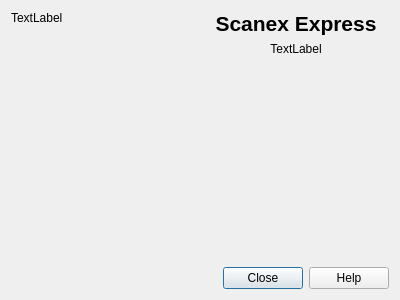
The window that aboutdialogbase.ui (nextgis/qgis_scanex_express) describes before a commit, drawn with Qt 5.
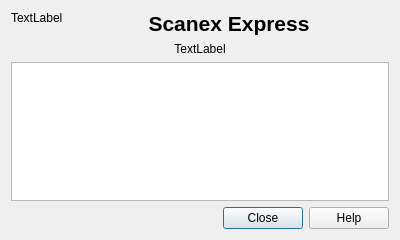
The same window after the commit.

Commit message: update about dialog

```diff
--- a/aboutdialogbase.ui
+++ b/aboutdialogbase.ui
@@ -7,21 +7,15 @@
     <x>0</x>
     <y>0</y>
     <width>400</width>
-    <height>300</height>
+    <height>240</height>
    </rect>
   </property>
   <property name="windowTitle">
    <string>About Scanex Express</string>
   </property>
-  <layout class="QGridLayout" name="gridLayout">
-   <item row="0" column="0" rowspan="2">
+  <layout class="QGridLayout" name="gridLayout" columnstretch="0,5">
+   <item row="0" column="0">
     <widget class="QLabel" name="lblLogo">
-     <property name="sizePolicy">
-      <sizepolicy hsizetype="Preferred" vsizetype="Preferred">
-       <horstretch>0</horstretch>
-       <verstretch>0</verstretch>
-      </sizepolicy>
-     </property>
      <property name="text">
       <string>TextLabel</string>
      </property>
@@ -36,15 +30,15 @@
       <string>&lt;!DOCTYPE HTML PUBLIC &quot;-//W3C//DTD HTML 4.0//EN&quot; &quot;http://www.w3.org/TR/REC-html40/strict.dtd&quot;&gt;
 &lt;html&gt;&lt;head&gt;&lt;meta name=&quot;qrichtext&quot; content=&quot;1&quot; /&gt;&lt;style type=&quot;text/css&quot;&gt;
 p, li { white-space: pre-wrap; }
-&lt;/style&gt;&lt;/head&gt;&lt;body style=&quot; font-family:'Droid Sans'; font-size:11pt; font-weight:400; font-style:normal;&quot;&gt;
-&lt;p style=&quot; margin-top:0px; margin-bottom:0px; margin-left:0px; margin-right:0px; -qt-block-indent:0; text-indent:0px;&quot;&gt;&lt;span style=&quot; font-size:16pt; font-weight:600;&quot;&gt;Scanex Express&lt;/span&gt;&lt;/p&gt;&lt;/body&gt;&lt;/html&gt;</string>
+&lt;/style&gt;&lt;/head&gt;&lt;body style=&quot; font-family:'Droid Sans'; font-size:8pt; font-weight:400; font-style:normal;&quot;&gt;
+&lt;p align=&quot;center&quot; style=&quot; margin-top:0px; margin-bottom:0px; margin-left:0px; margin-right:0px; -qt-block-indent:0; text-indent:0px;&quot;&gt;&lt;span style=&quot; font-size:16pt; font-weight:600;&quot;&gt;Scanex Express&lt;/span&gt;&lt;/p&gt;&lt;/body&gt;&lt;/html&gt;</string>
      </property>
      <property name="alignment">
       <set>Qt::AlignCenter</set>
      </property>
     </widget>
    </item>
-   <item row="1" column="1">
+   <item row="1" column="0" colspan="2">
     <widget class="QLabel" name="lblVersion">
      <property name="text">
       <string>TextLabel</string>
@@ -65,53 +59,7 @@
     </widget>
    </item>
    <item row="2" column="0" colspan="2">
-    <widget class="QTextEdit" name="textEdit">
-     <property name="palette">
-      <palette>
-       <active>
-        <colorrole role="Base">
-         <brush brushstyle="SolidPattern">
-          <color alpha="0">
-           <red>0</red>
-           <green>0</green>
-           <blue>0</blue>
-          </color>
-         </brush>
-        </colorrole>
-       </active>
-       <inactive>
-        <colorrole role="Base">
-         <brush brushstyle="SolidPattern">
-          <color alpha="0">
-           <red>0</red>
-           <green>0</green>
-           <blue>0</blue>
-          </color>
-         </brush>
-        </colorrole>
-       </inactive>
-       <disabled>
-        <colorrole role="Base">
-         <brush brushstyle="SolidPattern">
-          <color alpha="255">
-           <red>255</red>
-           <green>255</green>
-           <blue>255</blue>
-          </color>
-         </brush>
-        </colorrole>
-       </disabled>
-      </palette>
-     </property>
-     <property name="autoFillBackground">
-      <bool>true</bool>
-     </property>
-     <property name="frameShape">
-      <enum>QFrame::NoFrame</enum>
-     </property>
-     <property name="frameShadow">
-      <enum>QFrame::Plain</enum>
-     </property>
+    <widget class="QTextBrowser" name="textBrowser">
      <property name="readOnly">
       <bool>true</bool>
      </property>
@@ -119,8 +67,11 @@
       <string>&lt;!DOCTYPE HTML PUBLIC &quot;-//W3C//DTD HTML 4.0//EN&quot; &quot;http://www.w3.org/TR/REC-html40/strict.dtd&quot;&gt;
 &lt;html&gt;&lt;head&gt;&lt;meta name=&quot;qrichtext&quot; content=&quot;1&quot; /&gt;&lt;style type=&quot;text/css&quot;&gt;
 p, li { white-space: pre-wrap; }
-&lt;/style&gt;&lt;/head&gt;&lt;body style=&quot; font-family:'Droid Sans'; font-size:11pt; font-weight:400; font-style:normal;&quot;&gt;
-&lt;p style=&quot;-qt-paragraph-type:empty; margin-top:0px; margin-bottom:0px; margin-left:0px; margin-right:0px; -qt-block-indent:0; text-indent:0px; font-family:'Sans Serif'; font-size:9pt;&quot;&gt;&lt;/p&gt;&lt;/body&gt;&lt;/html&gt;</string>
+&lt;/style&gt;&lt;/head&gt;&lt;body style=&quot; font-family:'Droid Sans'; font-size:8pt; font-weight:400; font-style:normal;&quot;&gt;
+&lt;p style=&quot;-qt-paragraph-type:empty; margin-top:0px; margin-bottom:0px; margin-left:0px; margin-right:0px; -qt-block-indent:0; text-indent:0px; font-family:'Sans Serif'; font-size:9pt;&quot;&gt;&lt;br /&gt;&lt;/p&gt;&lt;/body&gt;&lt;/html&gt;</string>
+     </property>
+     <property name="textInteractionFlags">
+      <set>Qt::LinksAccessibleByMouse|Qt::TextSelectableByMouse</set>
      </property>
     </widget>
    </item>
```
Left out of the diff: 2 changed lines with no effect on the pictures. The commit also changes 2 other files.
